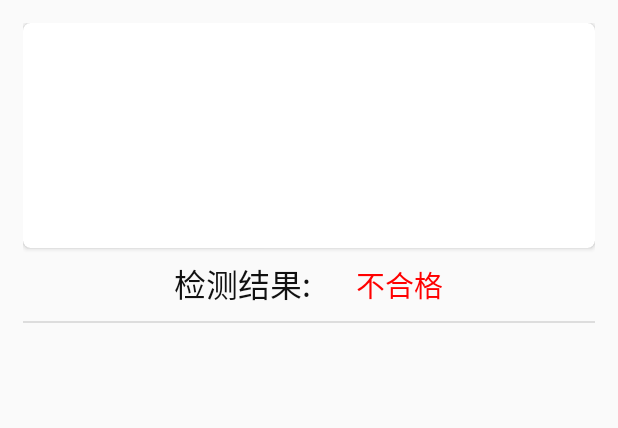
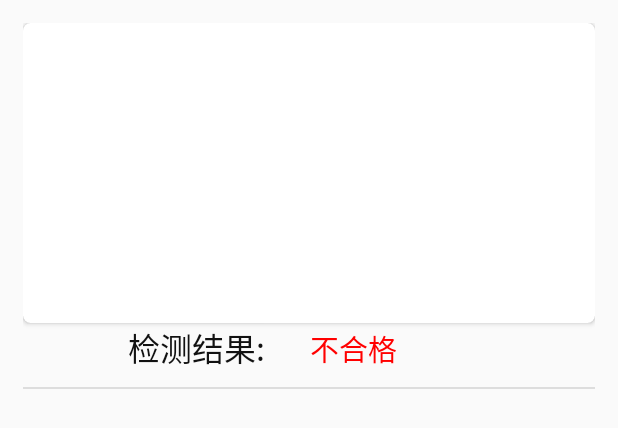
Before and after one commit to StephenChenOk/TestPaper, an Android app: the layout test_paper_item.xml on its own in the app's theme, with its tools: preview values and no code run, on a phone screen of 412 x 824 dp. Shown: the top 428 px of the screen. Run offline under Robolectric (Android 15) with nearby library versions, the phone set to English and light mode, and no system bars.

```diff
--- /dev/null
+++ b/app/src/main/res/drawable/ic_navigate_before_48dp.xml
@@ -0,0 +1,5 @@
+<vector android:height="48dp" android:tint="#EFEFEF"
+    android:viewportHeight="24.0" android:viewportWidth="24.0"
+    android:width="48dp" xmlns:android="http://schemas.android.com/apk/res/android">
+    <path android:fillColor="#FF000000" android:pathData="M15.41,7.41L14,6l-6,6 6,6 1.41,-1.41L10.83,12z"/>
+</vector>
--- /dev/null
+++ b/app/src/main/res/drawable/ic_navigate_before_white_32dp.xml
@@ -0,0 +1,5 @@
+<vector android:height="32dp" android:tint="#EEEEEE"
+    android:viewportHeight="24.0" android:viewportWidth="24.0"
+    android:width="32dp" xmlns:android="http://schemas.android.com/apk/res/android">
+    <path android:fillColor="#FF000000" android:pathData="M15.41,7.41L14,6l-6,6 6,6 1.41,-1.41L10.83,12z"/>
+</vector>
--- a/app/src/main/res/layout/test_paper_item.xml
+++ b/app/src/main/res/layout/test_paper_item.xml
@@ -2,34 +2,30 @@
 <LinearLayout xmlns:android="http://schemas.android.com/apk/res/android"
     xmlns:app="http://schemas.android.com/apk/res-auto"
     android:layout_width="match_parent"
-    android:layout_height="200dp"
+    android:layout_height="250dp"
     android:layout_margin="15dp"
     android:orientation="vertical">
 
-    <RelativeLayout
-        android:layout_width="match_parent"
-        android:layout_height="match_parent">
 
     <android.support.v7.widget.CardView
         android:id="@+id/image_test_paper_box"
         android:layout_width="match_parent"
-            android:layout_height="150dp"
+        android:layout_height="200dp"
         app:cardCornerRadius="5dp">
 
         <ImageView
             android:id="@+id/iv_test_paper_result"
             android:layout_width="match_parent"
-                android:layout_height="wrap_content"
+            android:layout_height="match_parent"
             android:layout_centerHorizontal="true" />
 
     </android.support.v7.widget.CardView>
 
     <LinearLayout
-            android:layout_centerHorizontal="true"
-            android:layout_alignParentBottom="true"
         android:id="@+id/box1_test_paper"
-            android:layout_width="wrap_content"
+        android:layout_width="match_parent"
         android:layout_height="wrap_content"
+        android:layout_marginLeft="70dp"
         android:layout_marginBottom="10dp"
         android:orientation="horizontal">
 
@@ -54,9 +50,6 @@
     <View
         android:layout_width="match_parent"
         android:layout_height="1dp"
-            android:layout_alignParentBottom="true"
         android:background="#ddd" />
 
-    </RelativeLayout>
-
 </LinearLayout>
--- a/app/src/main/res/layout/test_paper_result_layout.xml
+++ b/app/src/main/res/layout/test_paper_result_layout.xml
@@ -38,7 +38,7 @@
             android:layout_width="match_parent"
             android:layout_height="wrap_content"
             android:gravity="center"
-            android:text="喝杯咖啡 精心等待"
+            android:text="喝杯咖啡 静心等待"
             android:layout_marginBottom="5dp"
             android:textSize="20sp"
             android:textColor="#111"
```
Also changed, not shown: app/src/main/java/com/chen/fy/testpaper/activities/RegisterActivity.java (+18 -5 lines), app/src/main/res/layout/register_layout.xml (+17 -6 lines). Lines whose indentation alone changed are shown as unchanged.
